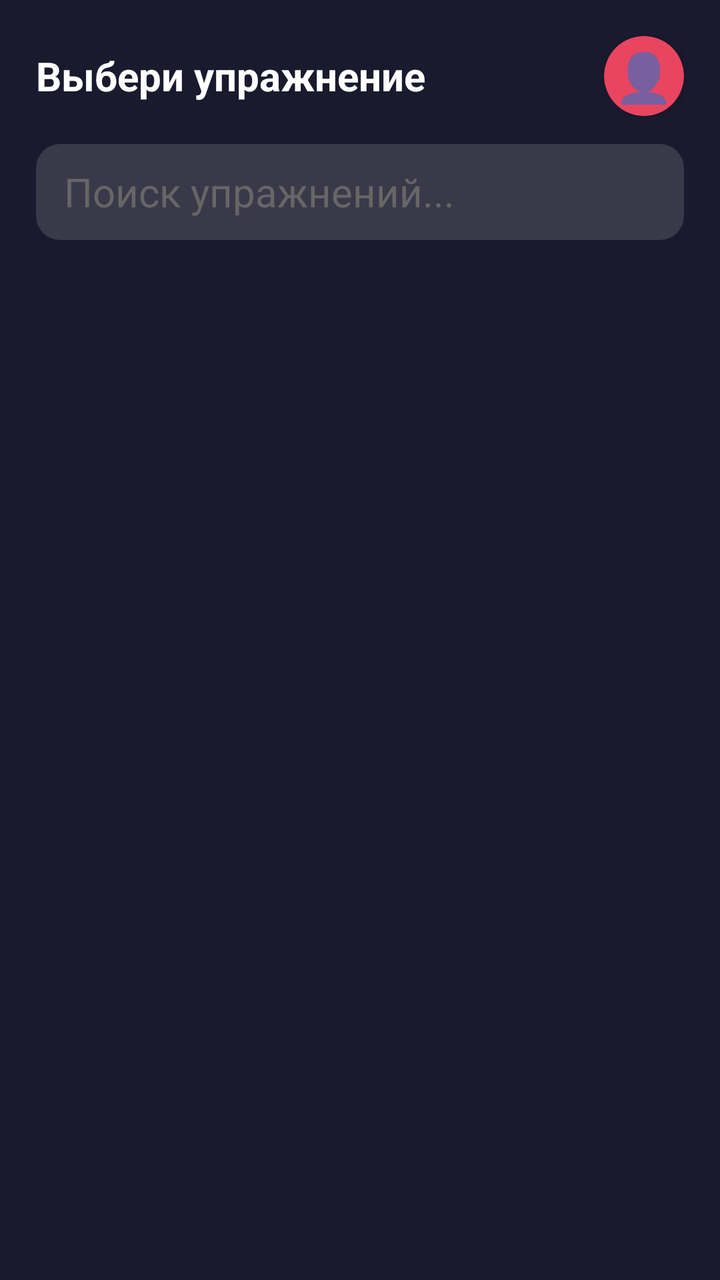
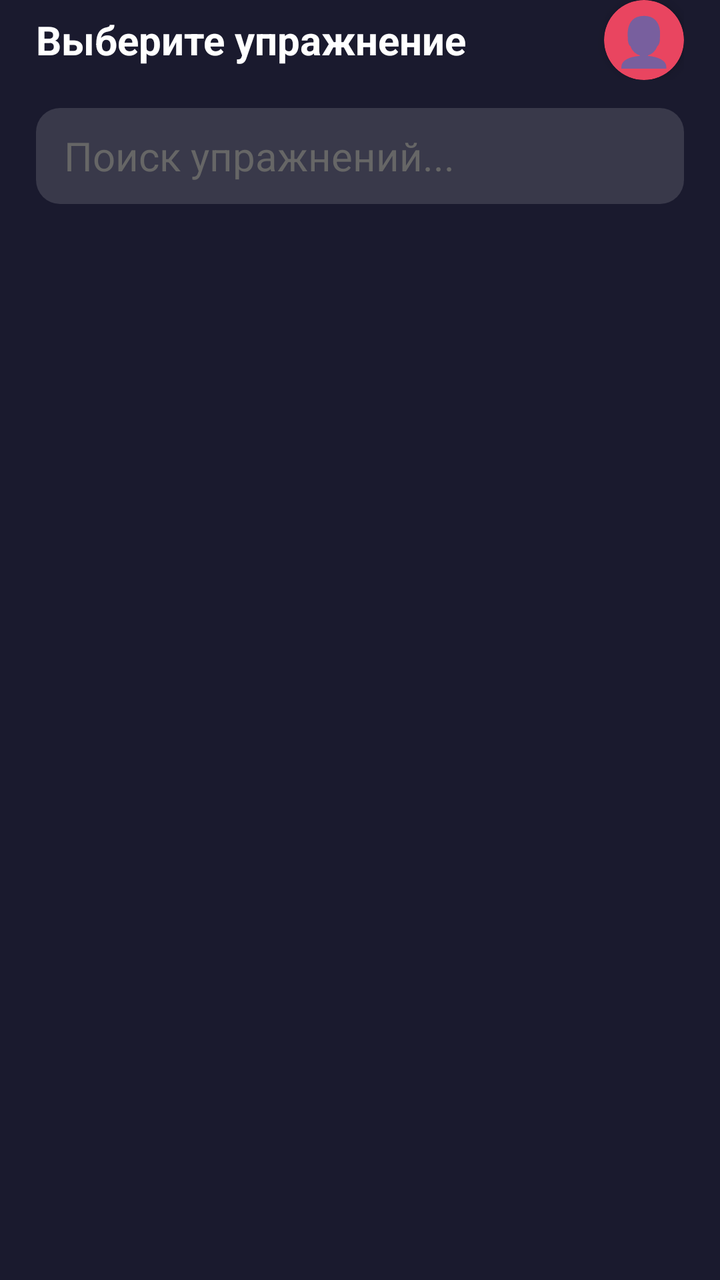

Compare the two renders of this Android layout. The source of the first and the diff that turns it into the second are given below.
<!-- AndroidManifest.xml: application theme Theme.Personaltrainer -->
<!-- res/layout/activity_exercise_list.xml -->
<?xml version="1.0" encoding="utf-8"?>
<LinearLayout xmlns:android="http://schemas.android.com/apk/res/android"
    android:id="@+id/rootList"
    xmlns:app="http://schemas.android.com/apk/res-auto"
    android:layout_width="match_parent"
    android:layout_height="match_parent"
    android:background="@color/background_dark"
    android:orientation="vertical">

    <LinearLayout
        android:layout_width="match_parent"
        android:layout_height="wrap_content"
        android:gravity="center_vertical"
        android:orientation="horizontal"
        android:paddingHorizontal="@dimen/spacing_lg"
        android:paddingTop="@dimen/spacing_lg"
        android:paddingBottom="@dimen/spacing_md">

        <TextView
            android:layout_width="0dp"
            android:layout_height="wrap_content"
            android:layout_weight="1"
            android:maxLines="1"
            android:text="@string/greeting_subtitle"
            android:textColor="@color/white"
            android:textSize="@dimen/list_header_text"
            android:textStyle="bold" />

        <androidx.cardview.widget.CardView
            android:id="@+id/btnProfile"
            android:layout_width="@dimen/icon_sm"
            android:layout_height="@dimen/icon_sm"
            app:cardBackgroundColor="@color/primary"
            app:cardCornerRadius="24dp"
            app:cardElevation="4dp">

            <TextView
                android:layout_width="match_parent"
                android:layout_height="match_parent"
                android:gravity="center"
                android:text="@string/profile_emoji"
                android:textSize="@dimen/list_item_emoji" />

        </androidx.cardview.widget.CardView>

    </LinearLayout>

    <EditText
        android:id="@+id/etSearch"
        android:layout_width="match_parent"
        android:layout_height="@dimen/search_height"
        android:layout_marginHorizontal="@dimen/spacing_lg"
        android:layout_marginBottom="@dimen/spacing_sm"
        android:background="@drawable/bg_search"
        android:hint="@string/search_hint"
        android:imeOptions="actionSearch"
        android:inputType="text"
        android:maxLines="1"
        android:paddingHorizontal="@dimen/spacing_md"
        android:textColor="@color/white"
        android:textColorHint="@color/text_hint"
        android:textSize="@dimen/text_md" />

    <androidx.recyclerview.widget.RecyclerView
        android:id="@+id/recyclerExercises"
        android:layout_width="match_parent"
        android:layout_height="0dp"
        android:layout_weight="1"
        android:clipToPadding="false"
        android:paddingVertical="@dimen/spacing_sm" />

</LinearLayout>
<!-- resources referenced by this layout -->
<resources>
  <color name="background_dark">#1A1A2E</color>
  <color name="primary">#E94560</color>
  <color name="text_hint">#666666</color>
  <color name="white">#FFFFFFFF</color>
  <dimen name="icon_sm">36dp</dimen>
  <dimen name="list_header_text">18sp</dimen>
  <dimen name="list_item_emoji">22sp</dimen>
  <dimen name="search_height">44dp</dimen>
  <dimen name="spacing_lg">16dp</dimen>
  <dimen name="spacing_md">12dp</dimen>
  <dimen name="spacing_sm">8dp</dimen>
  <dimen name="text_md">18sp</dimen>
  <!-- drawable bg_search (drawable) -->
  <?xml version="1.0" encoding="utf-8"?>
  <shape xmlns:android="http://schemas.android.com/apk/res/android"
      android:shape="rectangle">
      <solid android:color="#22FFFFFF"/>
      <corners android:radius="12dp"/>
  </shape>
  <string name="greeting_subtitle">Выбери упражнение</string>
  <string name="profile_emoji">👤</string>
  <string name="search_hint">Поиск упражнений...</string>
  <style name="Theme.Personaltrainer" parent="Theme.MaterialComponents.DayNight.NoActionBar">
          <item name="colorPrimary">@color/primary</item>
          <item name="colorPrimaryVariant">@color/primary_dark</item>
          <item name="colorOnPrimary">@color/white</item>
          <item name="colorSecondary">@color/secondary</item>
          <item name="colorOnSecondary">@color/white</item>
          <item name="android:statusBarColor">@color/primary_dark</item>
      </style>
  <color name="primary_dark">#1A1A2E</color>
  <color name="secondary">#0F3460</color>
</resources>

<!-- the commit's change to res/layout/activity_exercise_list.xml (unified diff, before → after) -->
@@ -1,7 +1,7 @@
 <?xml version="1.0" encoding="utf-8"?>
 <LinearLayout xmlns:android="http://schemas.android.com/apk/res/android"
+    xmlns:app="http://schemas.android.com/apk/res-auto"
     android:id="@+id/rootList"
-    xmlns:app="http://schemas.android.com/apk/res-auto"
     android:layout_width="match_parent"
     android:layout_height="match_parent"
     android:background="@color/background_dark"
@@ -13,7 +13,6 @@
         android:gravity="center_vertical"
         android:orientation="horizontal"
         android:paddingHorizontal="@dimen/spacing_lg"
-        android:paddingTop="@dimen/spacing_lg"
         android:paddingBottom="@dimen/spacing_md">
 
         <TextView
<!-- resource entries referenced after the edit -->
@@ -19,7 +19,7 @@
       <solid android:color="#22FFFFFF"/>
       <corners android:radius="12dp"/>
   </shape>
-  <string name="greeting_subtitle">Выбери упражнение</string>
+  <string name="greeting_subtitle">Выберите упражнение</string>
   <string name="profile_emoji">👤</string>
   <string name="search_hint">Поиск упражнений...</string>
   <style name="Theme.Personaltrainer" parent="Theme.MaterialComponents.DayNight.NoActionBar">
